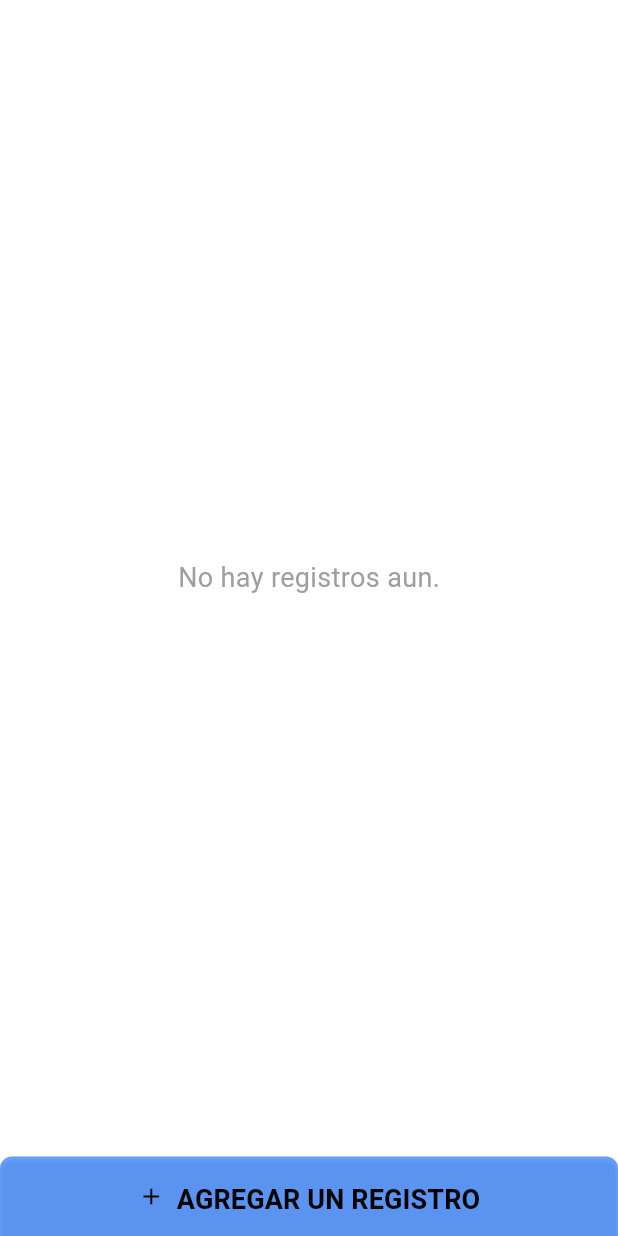
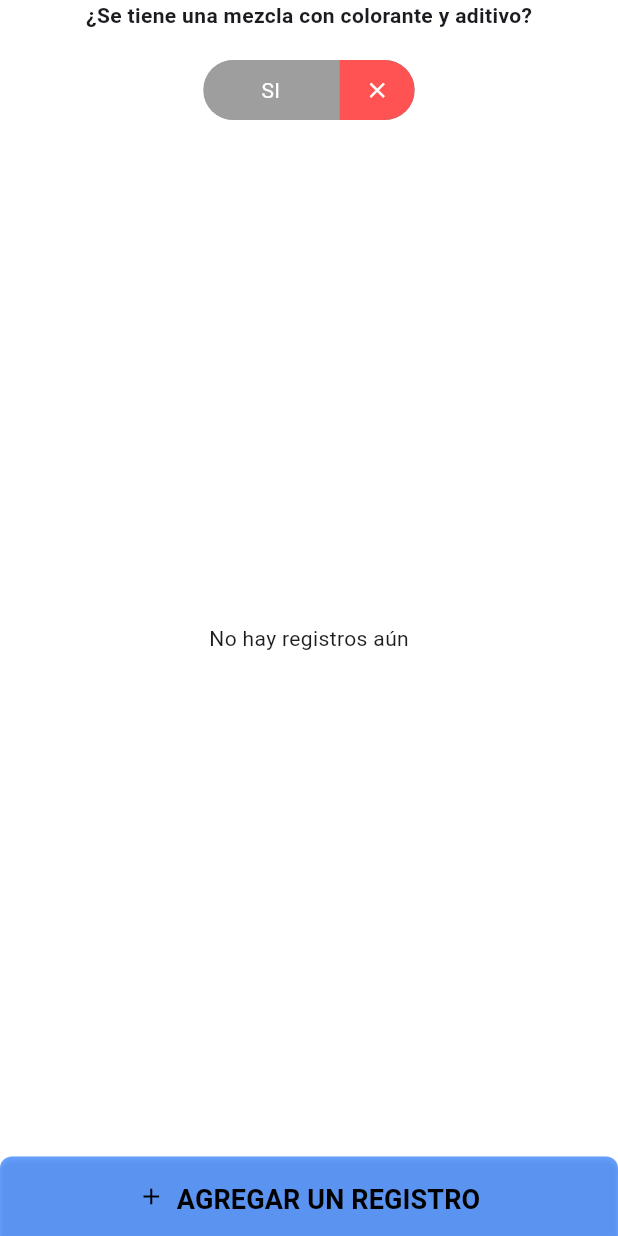
Before and after one commit to Dorian-Cachi-Zalles/ProyectoAppPREFORSA, a Flutter app: the ScreenListDatosMPIPS screen opened directly, on a phone screen of 412 x 824 dp. Run offline on Flutter 3.47's test engine with Material 3 defaults, Android fonts, the phone set to English and light mode, and no system bars; drawn by our look-alikes of toggle_switch; our stand-ins replace flutter_form_builder, form_builder_validators, persistent_bottom_nav_bar, shared_preferences, sqflite; missing offline and left inert: flutter_settings_ui, swipeable_tile; accounts and stored records are empty.

Commit message:
lo logre bro, ya esta materia prima añadile bro el formulario porfavor

```diff
--- a/lib/src/views/formularios/preformas ips/screen_mat_prima.dart
+++ b/lib/src/views/formularios/preformas ips/screen_mat_prima.dart
@@ -1,3 +1,5 @@
+// ignore_for_file: non_constant_identifier_names
+
 import 'package:flutter/material.dart';
 import 'package:flutter_form_builder/flutter_form_builder.dart';
 import 'package:form_builder_validators/form_builder_validators.dart';
@@ -165,6 +167,7 @@ class DatosMPIPSProvider with ChangeNotifier {
       _datosmpipsList.removeAt(index);
       notifyListeners();
 
+      // ignore: use_build_context_synchronously
       ScaffoldMessenger.of(context).showSnackBar(
         SnackBar(
           content: const Text('Registro eliminado'),
@@ -199,14 +202,11 @@ class _ScreenListDatosMPIPSState extends State<ScreenListDatosMPIPS> {
           builder: (context, provider, _) {
             final datosmpips = provider.datosmpipsList;
 
-            if (datosmpips.isEmpty) {
-              return const Center(
-                child: Text(
-                  'No hay registros aun.',
-                  style: TextStyle(fontSize: 18, color: Colors.grey),
-                ),
-              );
-            }
+            return Column(
+              children: [
+                // Contenedor con el ToggleSwitch
+                Column(
+                  children: [
                     const Row(
                       mainAxisAlignment: MainAxisAlignment.center,
                       crossAxisAlignment: CrossAxisAlignment.center,
@@ -218,8 +218,8 @@ class _ScreenListDatosMPIPSState extends State<ScreenListDatosMPIPS> {
                           ),
                         ),
                       ],
-            );
-            const SizedBox(height: 20);
+                    ),
+                    const SizedBox(height: 20),
                     Row(
                       mainAxisAlignment: MainAxisAlignment.center,
                       children: [
@@ -244,11 +244,18 @@ class _ScreenListDatosMPIPSState extends State<ScreenListDatosMPIPS> {
                           },
                         ),
                       ],
-            );
+                    ),
+                  ],
+                ),
 
-            return ListView.separated(
+                // Contenedor con el ListView
+                Expanded(
+                  child: datosmpips.isEmpty
+                      ? const Center(child: Text('No hay registros aún'))
+                      : ListView.separated(
                           itemCount: datosmpips.length,
-              separatorBuilder: (_, __) => const SizedBox(height: 8),
+                          separatorBuilder: (_, __) =>
+                              const SizedBox(height: 8),
                           itemBuilder: (context, index) {
                             final dtdatosmpips = datosmpips[index];
 
@@ -265,14 +272,17 @@ class _ScreenListDatosMPIPSState extends State<ScreenListDatosMPIPS> {
                                 offset: Offset(2, 2),
                               ),
                               direction: SwipeDirection.endToStart,
-                  onSwiped: (_) =>
-                      provider.removeDatito(context, dtdatosmpips.id!),
-                  backgroundBuilder: (context, direction, progress) {
+                              onSwiped: (_) => provider.removeDatito(
+                                  context, dtdatosmpips.id!),
+                              backgroundBuilder:
+                                  (context, direction, progress) {
                                 return Container(
                                   color: Colors.red,
                                   alignment: Alignment.centerRight,
-                      padding: const EdgeInsets.symmetric(horizontal: 16),
-                      child: const Icon(Icons.delete, color: Colors.white),
+                                  padding: const EdgeInsets.symmetric(
+                                      horizontal: 16),
+                                  child: const Icon(Icons.delete,
+                                      color: Colors.white),
                                 );
                               },
                               child: GestureDetector(
@@ -293,27 +303,32 @@ class _ScreenListDatosMPIPSState extends State<ScreenListDatosMPIPS> {
                                   expandedContent: [
                                     ExpandableContent(
                                         label: 'MateriaPrima: ',
-                            stringValue: dtdatosmpips.MateriaPrima.toString()),
+                                        stringValue: dtdatosmpips.MateriaPrima
+                                            .toString()),
                                     ExpandableContent(
                                         label: 'INTF: ',
-                            stringValue: dtdatosmpips.INTF.toString()),
+                                        stringValue:
+                                            dtdatosmpips.INTF.toString()),
                                     ExpandableContent(
                                         label: 'CantidadEmpaque: ',
-                            stringValue:
-                                dtdatosmpips.CantidadEmpaque.toString()),
+                                        stringValue: dtdatosmpips
+                                            .CantidadEmpaque.toString()),
                                     ExpandableContent(
                                         label: 'Identif: ',
-                            stringValue: dtdatosmpips.Identif.toString()),
+                                        stringValue:
+                                            dtdatosmpips.Identif.toString()),
                                     ExpandableContent(
                                         label: 'CantidadBolsones: ',
-                            stringValue:
-                                dtdatosmpips.CantidadBolsones.toString()),
+                                        stringValue: dtdatosmpips
+                                            .CantidadBolsones.toString()),
                                     ExpandableContent(
                                         label: 'Dosificacion: ',
-                            stringValue: dtdatosmpips.Dosificacion.toString()),
+                                        stringValue: dtdatosmpips.Dosificacion
+                                            .toString()),
                                     ExpandableContent(
                                         label: 'Humedad: ',
-                            stringValue: dtdatosmpips.Humedad.toString()),
+                                        stringValue:
+                                            dtdatosmpips.Humedad.toString()),
                                     ExpandableContent(
                                         label: 'Conformidad: ',
                                         boolValue: dtdatosmpips.Conformidad),
@@ -323,7 +338,8 @@ class _ScreenListDatosMPIPSState extends State<ScreenListDatosMPIPS> {
                                     Navigator.push(
                                       context,
                                       MaterialPageRoute(
-                            builder: (context) => EditDatosMPIPSForm(
+                                        builder: (context) =>
+                                            EditDatosMPIPSForm(
                                           id: dtdatosmpips.id!,
                                           datosMPIPS: dtdatosmpips,
                                         ),
@@ -334,6 +350,9 @@ class _ScreenListDatosMPIPSState extends State<ScreenListDatosMPIPS> {
                               ),
                             );
                           },
+                        ),
+                ),
+              ],
             );
           },
         ),
@@ -450,7 +469,7 @@ class EditDatosMPIPSForm extends StatefulWidget {
       {required this.id, required this.datosMPIPS, super.key});
 
   @override
-  _EditDatosMPIPSFormState createState() => _EditDatosMPIPSFormState();
+  createState() => _EditDatosMPIPSFormState();
 }
 
 class _EditDatosMPIPSFormState extends State<EditDatosMPIPSForm> {
@@ -572,6 +591,7 @@ class FormularioGeneralDatosMPIPS extends StatelessWidget {
   }) : _formKey = formKey;
 
   final GlobalKey<FormBuilderState> _formKey;
+  // ignore: prefer_typing_uninitialized_variables
   final widget;
   final Map<String, List<dynamic>> dropOptions;
 
```
Lines whose indentation alone changed are shown as unchanged.
